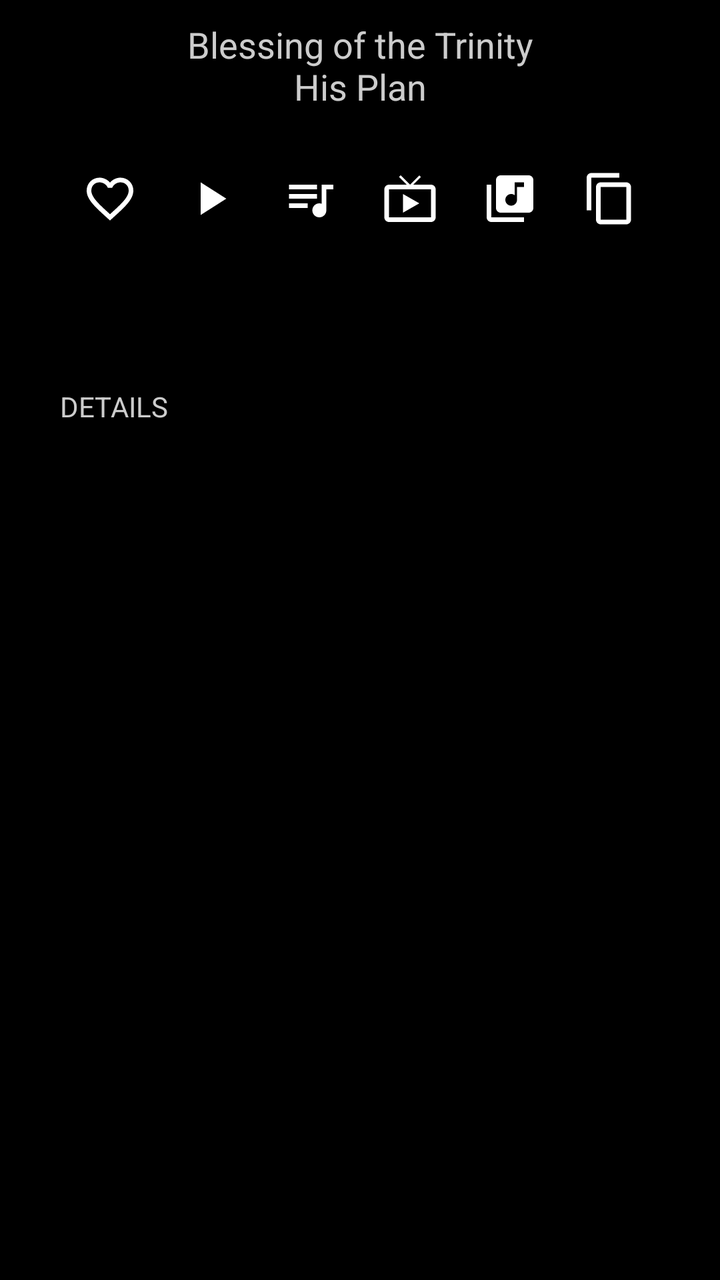
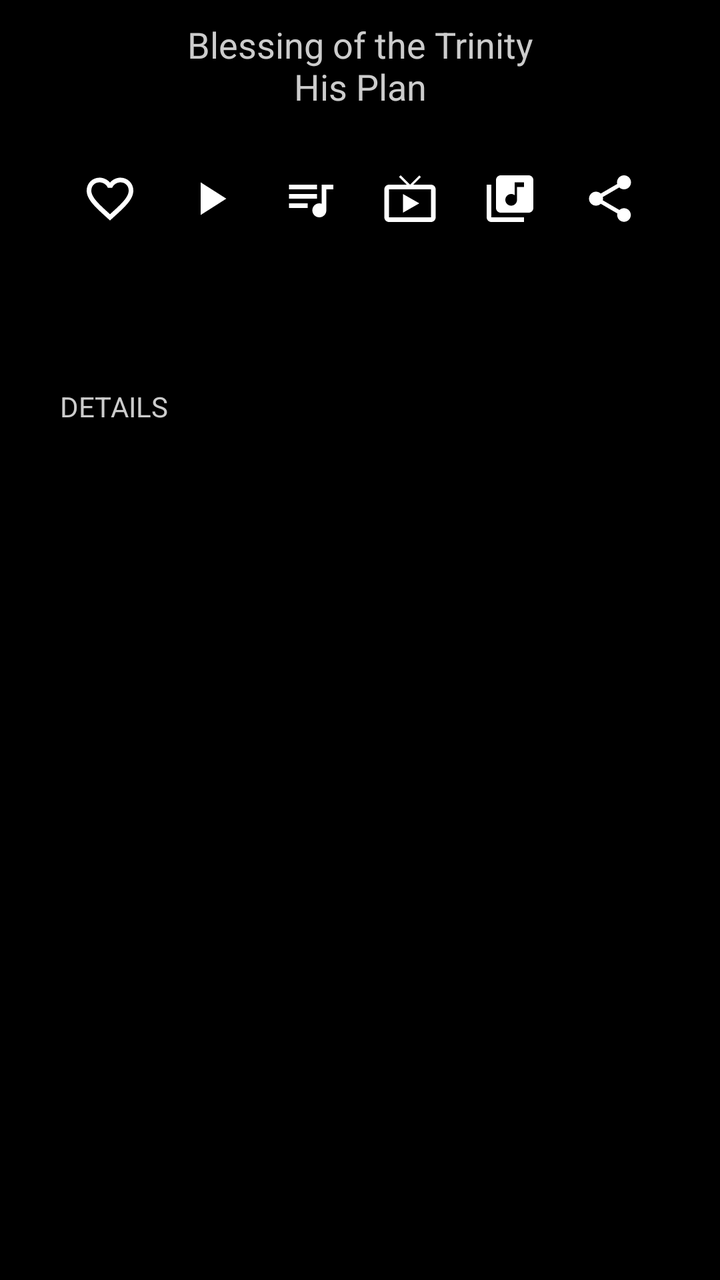

The first picture is an Android layout as it rendered before a commit; the second is the same layout after the commit. The layout source and the unified diff follow.
<!-- AndroidManifest.xml: fallback theme Theme.MaterialComponents.DayNight.NoActionBar -->
<!-- res/layout/content_area_night.xml -->
<?xml version="1.0" encoding="utf-8"?>


<androidx.core.widget.NestedScrollView xmlns:android="http://schemas.android.com/apk/res/android"
                                       android:id="@+id/jellybeanContentScrollView"
                                       android:layout_width="match_parent"
                                       android:layout_height="wrap_content"
                                       style="@style/NightMode">

    <LinearLayout
            style="@style/NightMode"
            android:id="@+id/lyric_container"
            android:layout_width="match_parent"
            android:layout_height="match_parent"
            android:orientation="vertical"
            android:paddingTop="10dp"
    >
        
        
        <LinearLayout
                style="@style/NightMode"
                android:id="@+id/mainHeaderContainer"
                android:layout_width="match_parent"
                android:layout_height="match_parent"
                android:orientation="vertical">
            <TextView
                    android:layout_width="wrap_content"
                    android:layout_height="wrap_content"
                    android:textAppearance="?android:attr/textAppearanceMedium"
                    android:id="@+id/subjectHeader"
                    android:text="@string/subjectFiller"
                    android:layout_gravity="center"
                    android:gravity="center"
                    android:layout_centerInParent="true"
                    android:paddingLeft="30dp"
                    android:paddingRight="30dp"
                    style="@style/NightMode" android:paddingBottom="10dp"/>
            
            <LinearLayout
                    android:id="@+id/otherLanguagesContainer"
                    android:layout_width="match_parent"
                    android:layout_height="wrap_content"
                    android:orientation="vertical"
                    style="@style/NightMode"
                    android:paddingLeft="30dp"
                    android:paddingRight="30dp"/>
        </LinearLayout>


        <LinearLayout
                android:layout_width="wrap_content"
                android:layout_height="wrap_content"
                android:orientation="horizontal"
                android:paddingLeft="30dp"
                android:paddingRight="30dp"
                android:layout_gravity="center"
                android:layout_marginTop="10dp">


            <ImageButton
                    android:layout_width="wrap_content"
                    android:layout_height="wrap_content" android:id="@+id/faveButton"
                    android:src="@drawable/ic_favorite_border_white_48dp"
                    style="?android:attr/borderlessButtonStyle"
                    android:layout_gravity="left"
                    android:layout_weight="1"/>
            <ImageButton
                    android:layout_width="wrap_content"
                    android:layout_height="wrap_content" android:id="@+id/playButton"
                    android:src="@drawable/ic_play_arrow_white_48dp"
                    android:layout_gravity="left"
                    style="?android:attr/borderlessButtonStyle"
                    android:layout_weight="1"/>
            <ImageButton
                    android:layout_width="wrap_content"
                    android:layout_height="wrap_content" android:id="@+id/sheetMusicButton"
                    android:src="@drawable/ic_queue_music_white_48dp"
                    style="?android:attr/borderlessButtonStyle"
                    android:layout_gravity="left"
                    android:layout_weight="1"/>
            <ImageButton
                    android:layout_width="wrap_content"
                    android:layout_height="wrap_content" android:id="@+id/youtubePianoButton"
                    android:src="@drawable/ic_live_tv_white_28dp"
                    android:layout_gravity="left"
                    style="?android:attr/borderlessButtonStyle"
                    android:layout_weight="1" />
            <ImageButton
                    android:layout_width="wrap_content"
                    android:layout_height="wrap_content" android:id="@+id/similarTuneButton"
                    android:src="@drawable/ic_related_hymns_white_28dp"
                    android:layout_gravity="left"
                    style="?android:attr/borderlessButtonStyle"
                    android:layout_weight="1" />
            <ImageButton
                    android:layout_width="wrap_content"
                    android:layout_height="wrap_content" android:id="@+id/copyButton"
                    android:src="@drawable/ic_content_copy_white_48dp"
                    style="?android:attr/borderlessButtonStyle"
                    android:layout_weight="1"
                    android:layout_gravity="left"/>


        </LinearLayout>

        <LinearLayout
                style="@style/NightMode"
                android:layout_width="wrap_content"
                android:layout_height="wrap_content"
                android:orientation="vertical"
                android:paddingTop="10dp"
                android:paddingBottom="10dp"
                android:paddingLeft="10dp"
                android:paddingRight="10dp"
                android:layout_gravity="center"
                android:id="@+id/stanzaView"
        >
            <TextView
                    android:id="@+id/jellybeanLyrics"
                    android:layout_width="wrap_content"
                    android:layout_height="wrap_content"
                    android:textAppearance="?android:attr/textAppearanceMedium"
                    android:paddingLeft="10dp"
                    android:paddingRight="10dp"
                    android:layout_marginTop="10dp"
                    style="@style/NightMode"
                    android:textIsSelectable="true"/>
        </LinearLayout>

        
        <LinearLayout
                android:id="@+id/detailsCard"
                android:layout_width="match_parent"
                android:layout_height="wrap_content"
                android:orientation="vertical"
                style="@style/NightMode"
                android:paddingLeft="30dp" android:paddingRight="30dp" android:paddingBottom="16dp" android:layout_marginTop="16dp">
            <TextView
                    android:id="@+id/detailsLabel"
                    android:layout_width="wrap_content"
                    android:layout_height="wrap_content"
                    android:text="@string/details"
                    android:layout_marginBottom="6dp"
                    style="@style/NightMode"/>
            
            <TableLayout
                    android:id="@+id/detailsTable"
                    android:layout_width="match_parent"
                    android:layout_height="wrap_content"
                    android:shrinkColumns="1"
                    style="@style/NightMode"/>
        </LinearLayout>
    </LinearLayout>
</androidx.core.widget.NestedScrollView>
<!-- resources referenced by this layout -->
<resources>
  <!-- drawable ic_content_copy_white_48dp (drawable) -->
  <vector android:height="28dp" android:tint="#FFFFFF"
      android:viewportHeight="24.0" android:viewportWidth="24.0"
      android:width="28dp" xmlns:android="http://schemas.android.com/apk/res/android">
      <path android:fillColor="#FF000000" android:pathData="M16,1L4,1c-1.1,0 -2,0.9 -2,2v14h2L4,3h12L16,1zM19,5L8,5c-1.1,0 -2,0.9 -2,2v14c0,1.1 0.9,2 2,2h11c1.1,0 2,-0.9 2,-2L21,7c0,-1.1 -0.9,-2 -2,-2zM19,21L8,21L8,7h11v14z"/>
  </vector>
  <!-- drawable ic_favorite_border_white_48dp (drawable) -->
  <vector android:height="28dp" android:tint="#FFFFFF"
      android:viewportHeight="24.0" android:viewportWidth="24.0"
      android:width="28dp" xmlns:android="http://schemas.android.com/apk/res/android">
      <path android:fillColor="#FF000000" android:pathData="M16.5,3c-1.74,0 -3.41,0.81 -4.5,2.09C10.91,3.81 9.24,3 7.5,3 4.42,3 2,5.42 2,8.5c0,3.78 3.4,6.86 8.55,11.54L12,21.35l1.45,-1.32C18.6,15.36 22,12.28 22,8.5 22,5.42 19.58,3 16.5,3zM12.1,18.55l-0.1,0.1 -0.1,-0.1C7.14,14.24 4,11.39 4,8.5 4,6.5 5.5,5 7.5,5c1.54,0 3.04,0.99 3.57,2.36h1.87C13.46,5.99 14.96,5 16.5,5c2,0 3.5,1.5 3.5,3.5 0,2.89 -3.14,5.74 -7.9,10.05z"/>
  </vector>
  <!-- drawable ic_live_tv_white_28dp (drawable) -->
  <vector android:height="28dp" android:tint="#FFFFFF"
      android:viewportHeight="24.0" android:viewportWidth="24.0"
      android:width="28dp" xmlns:android="http://schemas.android.com/apk/res/android">
      <path android:fillColor="#FF000000" android:pathData="M21,6h-7.59l3.29,-3.29L16,2l-4,4 -4,-4 -0.71,0.71L10.59,6L3,6c-1.1,0 -2,0.89 -2,2v12c0,1.1 0.9,2 2,2h18c1.1,0 2,-0.9 2,-2L23,8c0,-1.11 -0.9,-2 -2,-2zM21,20L3,20L3,8h18v12zM9,10v8l7,-4z"/>
  </vector>
  <!-- drawable ic_play_arrow_white_48dp (drawable) -->
  <vector android:height="28dp" android:tint="#FFFFFF"
      android:viewportHeight="24.0" android:viewportWidth="24.0"
      android:width="28dp" xmlns:android="http://schemas.android.com/apk/res/android">
      <path android:fillColor="#FF000000" android:pathData="M8,5v14l11,-7z"/>
  </vector>
  <!-- drawable ic_queue_music_white_48dp (drawable) -->
  <vector android:height="28dp" android:tint="#FFFFFF"
      android:viewportHeight="24.0" android:viewportWidth="24.0"
      android:width="28dp" xmlns:android="http://schemas.android.com/apk/res/android">
      <path android:fillColor="#FF000000" android:pathData="M15,6L3,6v2h12L15,6zM15,10L3,10v2h12v-2zM3,16h8v-2L3,14v2zM17,6v8.18c-0.31,-0.11 -0.65,-0.18 -1,-0.18 -1.66,0 -3,1.34 -3,3s1.34,3 3,3 3,-1.34 3,-3L19,8h3L22,6h-5z"/>
  </vector>
  <!-- drawable ic_related_hymns_white_28dp (drawable) -->
  <vector android:height="28dp" android:tint="#FFFFFF"
      android:viewportHeight="24.0" android:viewportWidth="24.0"
      android:width="28dp" xmlns:android="http://schemas.android.com/apk/res/android">
      <path android:fillColor="#FF000000" android:pathData="M20,2L8,2c-1.1,0 -2,0.9 -2,2v12c0,1.1 0.9,2 2,2h12c1.1,0 2,-0.9 2,-2L22,4c0,-1.1 -0.9,-2 -2,-2zM18,7h-3v5.5c0,1.38 -1.12,2.5 -2.5,2.5S10,13.88 10,12.5s1.12,-2.5 2.5,-2.5c0.57,0 1.08,0.19 1.5,0.51L14,5h4v2zM4,6L2,6v14c0,1.1 0.9,2 2,2h14v-2L4,20L4,6z"/>
  </vector>
  <string name="details">DETAILS</string>
  <string name="subjectFiller">Blessing of the Trinity\nHis Plan</string>
  <style name="NightMode" parent="Theme.AppCompat.DayNight.DarkActionBar">
          <item name="android:textColor">#cccccc</item>
          <item name="android:background">#000000</item>
      </style>
</resources>

<!-- the commit's change to res/layout/content_area_night.xml (unified diff, before → after) -->
@@ -94,8 +94,8 @@
                     android:layout_weight="1" />
             <ImageButton
                     android:layout_width="wrap_content"
-                    android:layout_height="wrap_content" android:id="@+id/copyButton"
-                    android:src="@drawable/ic_content_copy_white_48dp"
+                    android:layout_height="wrap_content" android:id="@+id/shareButton"
+                    android:src="@drawable/ic_share_white_48dp"
                     style="?android:attr/borderlessButtonStyle"
                     android:layout_weight="1"
                     android:layout_gravity="left"/>
<!-- resource entries referenced after the edit -->
@@ -1,11 +1,5 @@
 <!-- resources referenced by this layout -->
 <resources>
-  <!-- drawable ic_content_copy_white_48dp (drawable) -->
-  <vector android:height="28dp" android:tint="#FFFFFF"
-      android:viewportHeight="24.0" android:viewportWidth="24.0"
-      android:width="28dp" xmlns:android="http://schemas.android.com/apk/res/android">
-      <path android:fillColor="#FF000000" android:pathData="M16,1L4,1c-1.1,0 -2,0.9 -2,2v14h2L4,3h12L16,1zM19,5L8,5c-1.1,0 -2,0.9 -2,2v14c0,1.1 0.9,2 2,2h11c1.1,0 2,-0.9 2,-2L21,7c0,-1.1 -0.9,-2 -2,-2zM19,21L8,21L8,7h11v14z"/>
-  </vector>
   <!-- drawable ic_favorite_border_white_48dp (drawable) -->
   <vector android:height="28dp" android:tint="#FFFFFF"
       android:viewportHeight="24.0" android:viewportWidth="24.0"
@@ -36,6 +30,12 @@
       android:width="28dp" xmlns:android="http://schemas.android.com/apk/res/android">
       <path android:fillColor="#FF000000" android:pathData="M20,2L8,2c-1.1,0 -2,0.9 -2,2v12c0,1.1 0.9,2 2,2h12c1.1,0 2,-0.9 2,-2L22,4c0,-1.1 -0.9,-2 -2,-2zM18,7h-3v5.5c0,1.38 -1.12,2.5 -2.5,2.5S10,13.88 10,12.5s1.12,-2.5 2.5,-2.5c0.57,0 1.08,0.19 1.5,0.51L14,5h4v2zM4,6L2,6v14c0,1.1 0.9,2 2,2h14v-2L4,20L4,6z"/>
   </vector>
+  <!-- drawable ic_share_white_48dp (drawable) -->
+  <vector android:height="28dp" android:tint="#FFFFFF"
+      android:viewportHeight="24.0" android:viewportWidth="24.0"
+      android:width="28dp" xmlns:android="http://schemas.android.com/apk/res/android">
+      <path android:fillColor="#FF000000" android:pathData="M18,16.08c-0.76,0 -1.44,0.3 -1.96,0.77L8.91,12.7c0.05,-0.23 0.09,-0.46 0.09,-0.7s-0.04,-0.47 -0.09,-0.7l7.05,-4.11c0.54,0.5 1.25,0.81 2.04,0.81 1.66,0 3,-1.34 3,-3s-1.34,-3 -3,-3 -3,1.34 -3,3c0,0.24 0.04,0.47 0.09,0.7L8.04,9.81C7.5,9.31 6.79,9 6,9c-1.66,0 -3,1.34 -3,3s1.34,3 3,3c0.79,0 1.5,-0.31 2.04,-0.81l7.12,4.16c-0.05,0.21 -0.08,0.43 -0.08,0.65 0,1.61 1.31,2.92 2.92,2.92s2.92,-1.31 2.92,-2.92 -1.31,-2.92 -2.92,-2.92z"/>
+  </vector>
   <string name="details">DETAILS</string>
   <string name="subjectFiller">Blessing of the Trinity\nHis Plan</string>
   <style name="NightMode" parent="Theme.AppCompat.DayNight.DarkActionBar">
